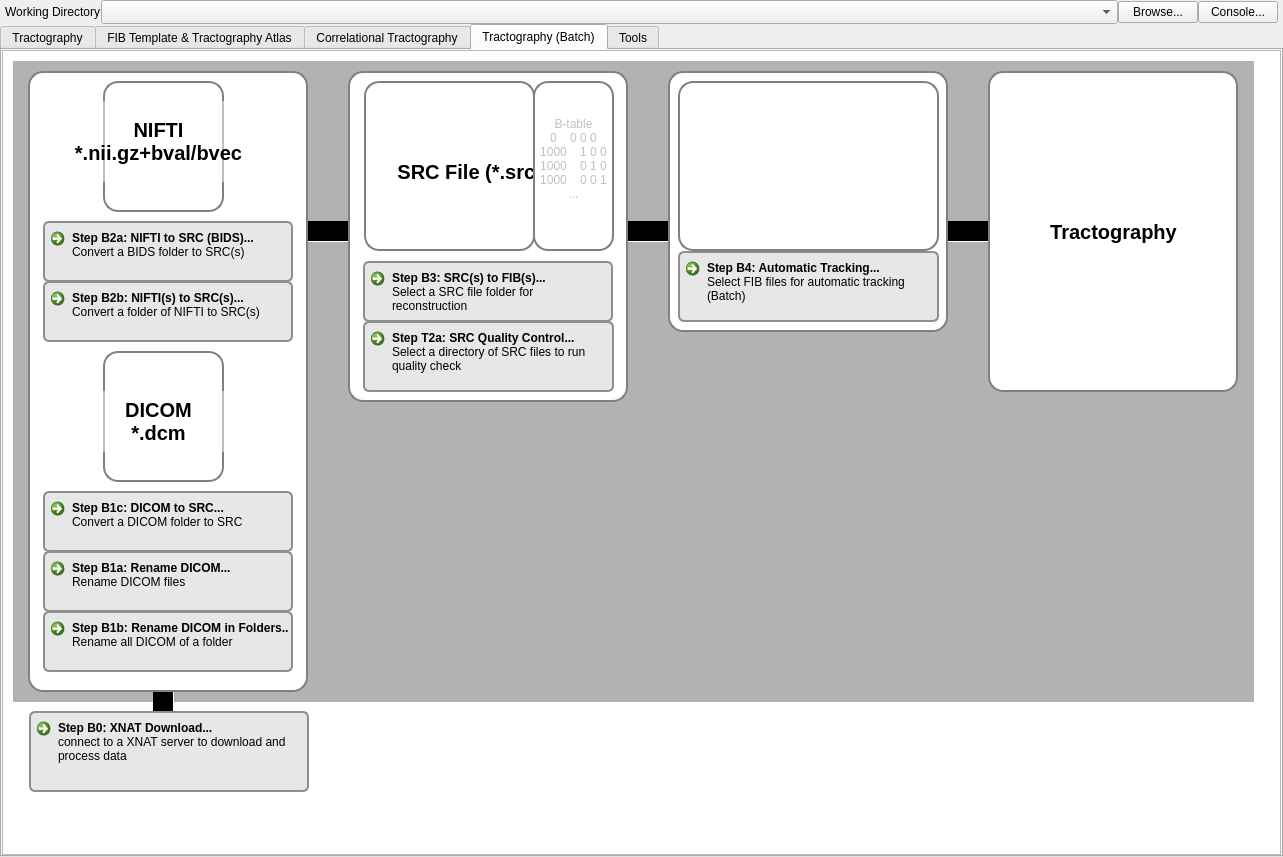
Old version of the form mainwindow.ui in the repository frankyeh/DSI-Studio.
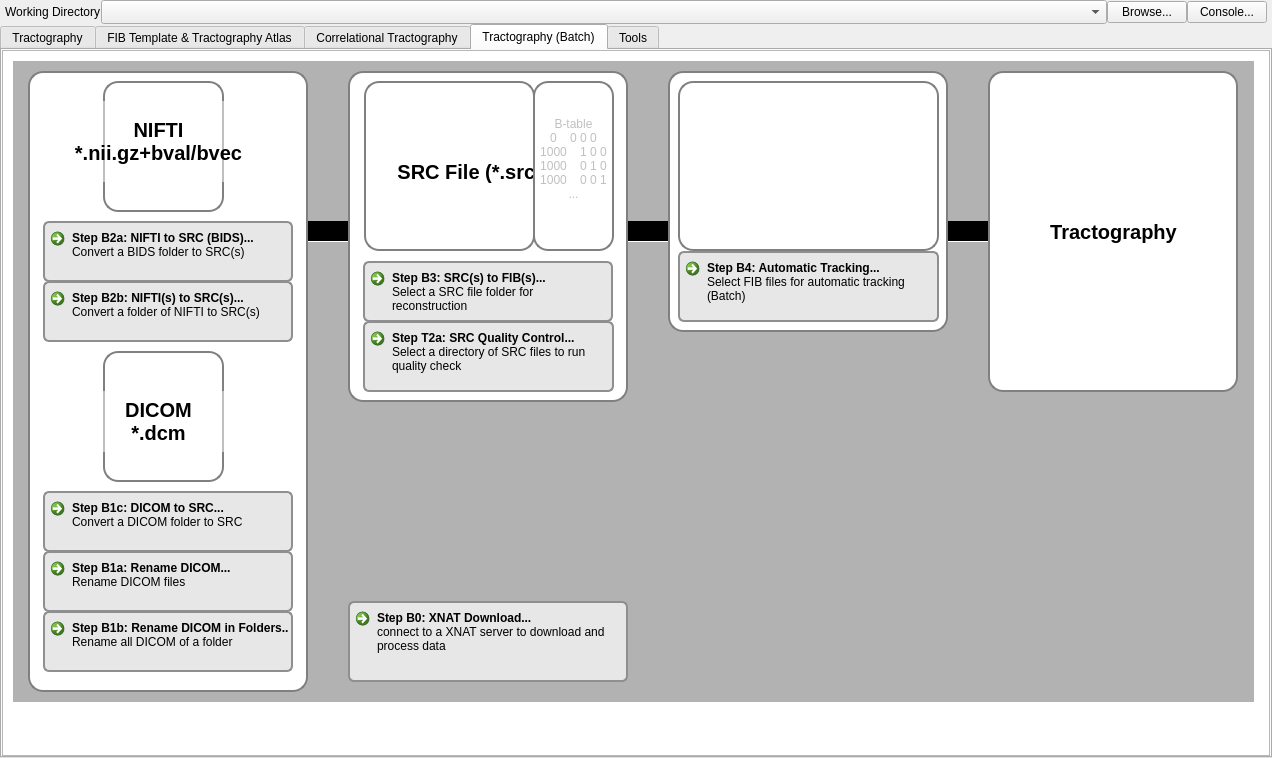
New version of the form. Icons and pictures are not drawn.

Diff of the .ui file:
```diff
--- a/mainwindow.ui
+++ b/mainwindow.ui
@@ -6,8 +6,8 @@
    <rect>
     <x>0</x>
     <y>0</y>
-    <width>1283</width>
-    <height>857</height>
+    <width>1272</width>
+    <height>758</height>
    </rect>
   </property>
   <property name="maximumSize">
@@ -1917,8 +1917,8 @@
             <rect>
              <x>0</x>
              <y>0</y>
-             <width>1275</width>
-             <height>800</height>
+             <width>1264</width>
+             <height>701</height>
             </rect>
            </property>
            <layout class="QVBoxLayout" name="verticalLayout_10">
@@ -1942,7 +1942,7 @@
               <property name="minimumSize">
                <size>
                 <width>1250</width>
-                <height>800</height>
+                <height>700</height>
                </size>
               </property>
               <property name="styleSheet">
@@ -2509,8 +2509,8 @@
               <widget class="QCommandLinkButton" name="xnat_download">
                <property name="geometry">
                 <rect>
-                 <x>26</x>
-                 <y>660</y>
+                 <x>345</x>
+                 <y>550</y>
                  <width>280</width>
                  <height>81</height>
                 </rect>
@@ -2532,31 +2532,6 @@
                 <string>connect to a XNAT server to download and process data</string>
                </property>
               </widget>
-              <widget class="Line" name="line_9">
-               <property name="geometry">
-                <rect>
-                 <x>150</x>
-                 <y>530</y>
-                 <width>21</width>
-                 <height>171</height>
-                </rect>
-               </property>
-               <property name="styleSheet">
-                <string notr="true">Line { background-color: rgba(0, 0, 0, 255); }</string>
-               </property>
-               <property name="frameShadow">
-                <enum>QFrame::Plain</enum>
-               </property>
-               <property name="lineWidth">
-                <number>20</number>
-               </property>
-               <property name="midLineWidth">
-                <number>0</number>
-               </property>
-               <property name="orientation">
-                <enum>Qt::Vertical</enum>
-               </property>
-              </widget>
               <widget class="QLabel" name="label_41">
                <property name="geometry">
                 <rect>
```
Left out of the diff: 13 changed lines with no effect on the pictures.
